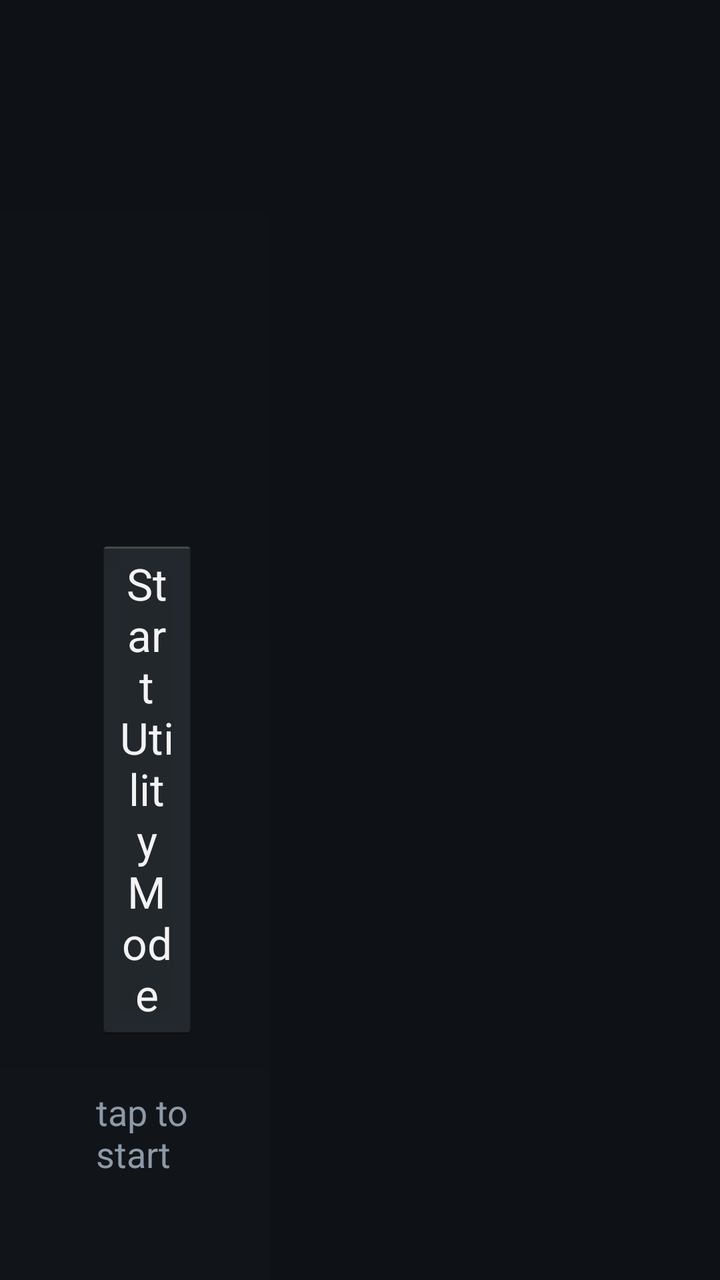
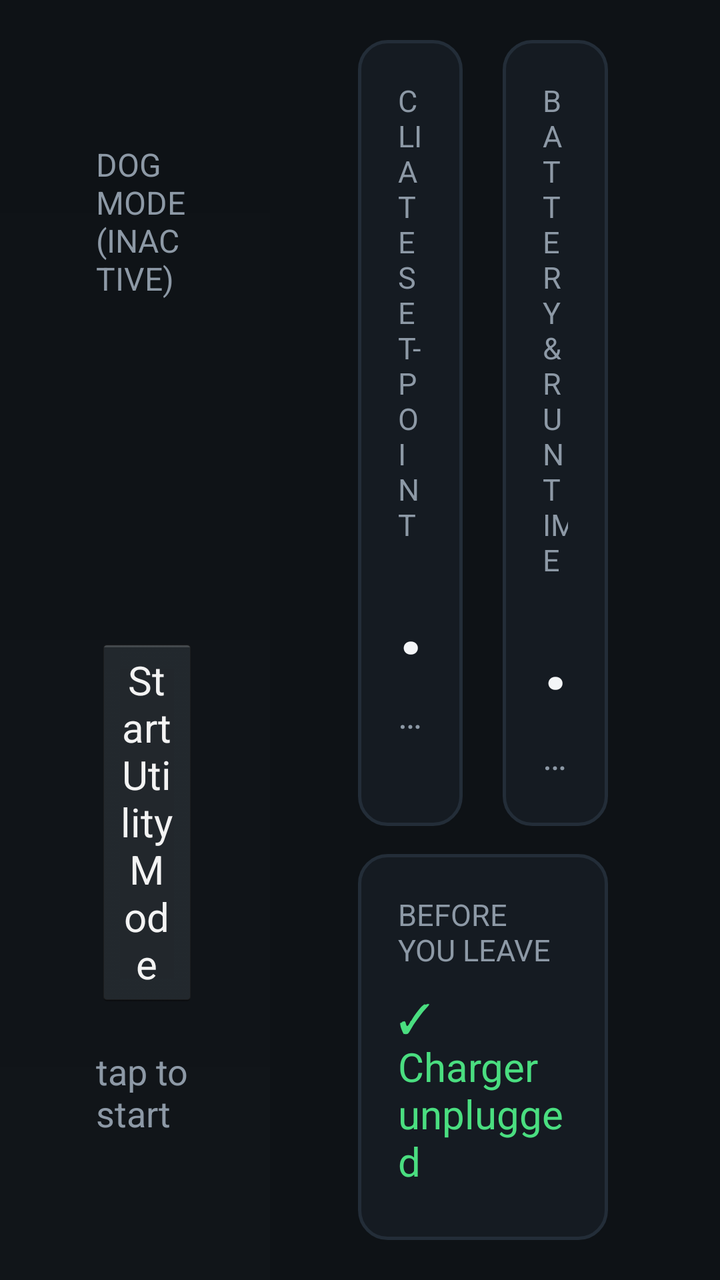

Two renders of the same Android screen: before a commit and after it. Below are the layout's source before the change and the commit's diff.
<!-- AndroidManifest.xml: activity theme android:Theme.Holo.NoActionBar.Fullscreen -->
<!-- res/layout/activity_sambok.xml -->
<?xml version="1.0" encoding="utf-8"?>
<LinearLayout xmlns:android="http://schemas.android.com/apk/res/android"
    android:layout_width="match_parent"
    android:layout_height="match_parent"
    android:background="@color/backdrop"
    android:orientation="vertical">

    
    <View
        android:id="@+id/strip"
        android:layout_width="match_parent"
        android:layout_height="10dp"
        android:background="@color/amber"
        android:visibility="gone" />

    <LinearLayout
        android:layout_width="match_parent"
        android:layout_height="0dp"
        android:layout_weight="1"
        android:baselineAligned="false"
        android:orientation="horizontal">

        <LinearLayout
            android:layout_width="0dp"
            android:layout_height="match_parent"
            android:layout_weight="3"
            android:background="@drawable/panel_backdrop"
            android:gravity="center_vertical"
            android:orientation="vertical"
            android:paddingLeft="48dp"
            android:paddingTop="32dp"
            android:paddingRight="36dp"
            android:paddingBottom="32dp">

            <TextView
                android:id="@+id/countdown_caption"
                android:layout_width="wrap_content"
                android:layout_height="wrap_content"
                android:text="@string/countdown_caption"
                android:textAllCaps="true"
                android:textColor="@color/muted"
                android:textSize="16sp"
                android:visibility="invisible" />

            <TextView
                android:id="@+id/countdown"
                android:layout_width="wrap_content"
                android:layout_height="wrap_content"
                android:layout_marginTop="8dp"
                android:text="@string/countdown_unknown"
                android:textColor="@color/ink"
                android:textSize="56sp"
                android:textStyle="bold"
                android:visibility="invisible" />

            
            <TextView
                android:id="@+id/setpoint"
                android:layout_width="wrap_content"
                android:layout_height="wrap_content"
                android:layout_marginTop="12dp"
                android:ellipsize="end"
                android:maxLines="1"
                android:textColor="@color/ink"
                android:textSize="32sp"
                android:visibility="invisible" />

            <Button
                android:id="@+id/toggle"
                android:layout_width="match_parent"
                android:layout_height="wrap_content"
                android:layout_marginTop="40dp"
                android:minHeight="72dp"
                android:text="@string/toggle_off"
                android:textSize="22sp" />

            <TextView
                android:id="@+id/status"
                android:layout_width="match_parent"
                android:layout_height="wrap_content"
                android:layout_marginTop="24dp"
                android:text="@string/status_off"
                android:textColor="@color/muted"
                android:textSize="18sp" />

            
            <Button
                android:id="@+id/dismiss"
                android:layout_width="match_parent"
                android:layout_height="wrap_content"
                android:layout_marginTop="16dp"
                android:minHeight="56dp"
                android:text="@string/dismiss"
                android:textSize="18sp"
                android:visibility="gone" />
        </LinearLayout>

        <FrameLayout
            android:id="@+id/scene"
            android:layout_width="0dp"
            android:layout_height="match_parent"
            android:layout_weight="5"
            android:visibility="invisible">

            <WebView
                android:id="@+id/scene_view"
                android:layout_width="match_parent"
                android:layout_height="match_parent"
                android:background="@android:color/transparent" />

            
            <View
                android:layout_width="28dp"
                android:layout_height="match_parent"
                android:layout_gravity="left"
                android:background="@drawable/seam_feather" />
        </FrameLayout>
    </LinearLayout>
</LinearLayout>
<!-- resources referenced by this layout -->
<resources>
  <color name="amber">#FFB300</color>
  <color name="backdrop">#0E1216</color>
  <color name="ink">#F4F6F8</color>
  <color name="muted">#8D99A6</color>
  <!-- drawable panel_backdrop (drawable) -->
  <?xml version="1.0" encoding="utf-8"?>
  <shape xmlns:android="http://schemas.android.com/apk/res/android"
      android:shape="rectangle">
      <gradient
          android:angle="270"
          android:startColor="@color/backdrop"
          android:endColor="#111519" />
  </shape>
  <!-- drawable seam_feather (drawable) -->
  <?xml version="1.0" encoding="utf-8"?>
  <shape xmlns:android="http://schemas.android.com/apk/res/android"
      android:shape="rectangle">
      <gradient
          android:angle="0"
          android:startColor="@color/backdrop"
          android:endColor="#000E1216" />
  </shape>
  <string name="countdown_caption">Dog Mode</string>
  <string name="countdown_unknown">—</string>
  <string name="dismiss">Dismiss warning</string>
  <string name="status_off">tap to start</string>
  <string name="toggle_off">Start Utility Mode</string>
</resources>

<!-- the commit's change to res/layout/activity_sambok.xml (unified diff, before → after) -->
@@ -36,32 +36,34 @@
                 android:id="@+id/countdown_caption"
                 android:layout_width="wrap_content"
                 android:layout_height="wrap_content"
-                android:text="@string/countdown_caption"
+                android:text="@string/countdown_caption_inactive"
                 android:textAllCaps="true"
                 android:textColor="@color/muted"
-                android:textSize="16sp"
-                android:visibility="invisible" />
-
-            <TextView
-                android:id="@+id/countdown"
-                android:layout_width="wrap_content"
-                android:layout_height="wrap_content"
-                android:layout_marginTop="8dp"
-                android:text="@string/countdown_unknown"
-                android:textColor="@color/ink"
-                android:textSize="56sp"
-                android:textStyle="bold"
-                android:visibility="invisible" />
+                android:textSize="16sp" />
 
             
             <TextView
                 android:id="@+id/setpoint"
                 android:layout_width="wrap_content"
                 android:layout_height="wrap_content"
-                android:layout_marginTop="12dp"
+                android:layout_marginTop="8dp"
                 android:ellipsize="end"
                 android:maxLines="1"
                 android:textColor="@color/ink"
+                android:textSize="52sp"
+                android:textStyle="bold"
+                android:visibility="invisible" />
+
+            <TextView
+                android:id="@+id/countdown"
+                android:layout_width="wrap_content"
+                android:layout_height="wrap_content"
+                android:layout_marginTop="12dp"
+                android:drawableLeft="@drawable/battery_icon"
+                android:drawablePadding="12dp"
+                android:gravity="center_vertical"
+                android:text="@string/countdown_unknown"
+                android:textColor="@color/ink"
                 android:textSize="32sp"
                 android:visibility="invisible" />
 
@@ -69,19 +71,61 @@
                 android:id="@+id/toggle"
                 android:layout_width="match_parent"
                 android:layout_height="wrap_content"
-                android:layout_marginTop="40dp"
+                android:layout_marginTop="36dp"
                 android:minHeight="72dp"
                 android:text="@string/toggle_off"
-                android:textSize="22sp" />
+                android:textSize="20sp" />
 
             <TextView
                 android:id="@+id/status"
                 android:layout_width="match_parent"
                 android:layout_height="wrap_content"
-                android:layout_marginTop="24dp"
+                android:layout_marginTop="20dp"
                 android:text="@string/status_off"
                 android:textColor="@color/muted"
                 android:textSize="18sp" />
+
+            <LinearLayout
+                android:id="@+id/auto_unlock_panel"
+                android:layout_width="match_parent"
+                android:layout_height="wrap_content"
+                android:layout_marginTop="24dp"
+                android:orientation="vertical"
+                android:visibility="gone">
+
+                <LinearLayout
+                    android:layout_width="match_parent"
+                    android:layout_height="wrap_content"
+                    android:gravity="center_vertical"
+                    android:orientation="horizontal">
+
+                    <TextView
+                        android:id="@+id/auto_unlock_status"
+                        android:layout_width="0dp"
+                        android:layout_height="wrap_content"
+                        android:layout_weight="1"
+                        android:ellipsize="end"
+                        android:maxLines="1"
+                        android:textColor="@color/ink"
+                        android:textSize="20sp"
+                        android:textStyle="bold" />
+
+                    <TextView
+                        android:id="@+id/auto_unlock_rssi"
+                        android:layout_width="wrap_content"
+                        android:layout_height="wrap_content"
+                        android:layout_marginLeft="12dp"
+                        android:textColor="@color/ink"
+                        android:textSize="20sp"
+                        android:textStyle="bold" />
+                </LinearLayout>
+
+                <com.sambok.RssiBarView
+                    android:id="@+id/auto_unlock_bar"
+                    android:layout_width="match_parent"
+                    android:layout_height="wrap_content"
+                    android:layout_marginTop="10dp" />
+            </LinearLayout>
 
             
             <Button
@@ -96,24 +140,232 @@
         </LinearLayout>
 
         <FrameLayout
-            android:id="@+id/scene"
             android:layout_width="0dp"
             android:layout_height="match_parent"
-            android:layout_weight="5"
-            android:visibility="invisible">
-
-            <WebView
-                android:id="@+id/scene_view"
+            android:layout_weight="5">
+
+            
+            <LinearLayout
+                android:id="@+id/preflight"
                 android:layout_width="match_parent"
                 android:layout_height="match_parent"
-                android:background="@android:color/transparent" />
-
-            
-            <View
-                android:layout_width="28dp"
+                android:gravity="center_vertical"
+                android:orientation="vertical"
+                android:paddingLeft="44dp"
+                android:paddingTop="20dp"
+                android:paddingRight="56dp"
+                android:paddingBottom="20dp">
+
+                <LinearLayout
+                    android:layout_width="match_parent"
+                    android:layout_height="wrap_content"
+                    android:baselineAligned="false"
+                    android:orientation="horizontal">
+
+                    <LinearLayout
+                        android:layout_width="0dp"
+                        android:layout_height="match_parent"
+                        android:layout_marginRight="10dp"
+                        android:layout_weight="1"
+                        android:background="@drawable/card_backdrop"
+                        android:orientation="vertical"
+                        android:padding="20dp">
+
+                        <TextView
+                            android:layout_width="wrap_content"
+                            android:layout_height="wrap_content"
+                            android:text="@string/preflight_climate_label"
+                            android:textAllCaps="true"
+                            android:textColor="@color/muted"
+                            android:textSize="15sp" />
+
+                        <TextView
+                            android:id="@+id/preflight_climate_value"
+                            android:layout_width="wrap_content"
+                            android:layout_height="wrap_content"
+                            android:layout_marginTop="8dp"
+                            android:ellipsize="end"
+                            android:maxLines="1"
+                            android:text="@string/countdown_unknown"
+                            android:textColor="@color/ink"
+                            android:textSize="44sp"
+                            android:textStyle="bold" />
+
+                        <TextView
+                            android:id="@+id/preflight_climate_sub"
+                            android:layout_width="wrap_content"
+                            android:layout_height="wrap_content"
+                            android:layout_marginTop="6dp"
+                            android:ellipsize="end"
+                            android:maxLines="1"
+                            android:text="@string/preflight_climate_default_sub"
+                            android:textColor="@color/muted"
+                            android:textSize="18sp" />
+                    </LinearLayout>
+
+                    <LinearLayout
+                        android:layout_width="0dp"
+                        android:layout_height="match_parent"
+                        android:layout_marginLeft="10dp"
+                        android:layout_weight="1"
+                        android:background="@drawable/card_backdrop"
+                        android:orientation="vertical"
+                        android:padding="20dp">
+
+                        <TextView
+                            android:layout_width="wrap_content"
+                            android:layout_height="wrap_content"
+                            android:text="@string/preflight_battery_label"
+                            android:textAllCaps="true"
+                            android:textColor="@color/muted"
+                            android:textSize="15sp" />
+
+                        <TextView
+                            android:id="@+id/preflight_battery_value"
+                            android:layout_width="wrap_content"
+                            android:layout_height="wrap_content"
+                            android:layout_marginTop="8dp"
+                            android:ellipsize="end"
+                            android:maxLines="1"
+                            android:text="@string/countdown_unknown"
+                            android:textColor="@color/ink"
+                            android:textSize="44sp"
+                            android:textStyle="bold" />
+
+                        <LinearLayout
+                            android:id="@+id/preflight_battery_sub_row"
+                            android:layout_width="wrap_content"
+                            android:layout_height="wrap_content"
+                            android:layout_marginTop="6dp"
+                            android:gravity="center_vertical"
+                            android:orientation="horizontal">
+
+                            <TextView
+                                android:id="@+id/preflight_battery_sub"
+                                android:layout_width="wrap_content"
+                                android:layout_height="wrap_content"
+                                android:ellipsize="end"
+                                android:maxLines="1"
+                                android:text="@string/preflight_battery_limit_prefix"
+                                android:textColor="@color/muted"
+                                android:textSize="18sp" />
+
+                            <Button
+                                android:id="@+id/preflight_limit_button"
+                                android:layout_width="wrap_content"
+                                android:layout_height="wrap_content"
+                                android:background="@drawable/limit_button_backdrop"
+                                android:minHeight="0dp"
+                                android:minWidth="0dp"
+                                android:paddingLeft="10dp"
+                                android:paddingTop="3dp"
+                                android:paddingRight="10dp"
+                                android:paddingBottom="3dp"
+                                android:textColor="@color/ink"
+                                android:textSize="18sp"
+                                android:textStyle="bold" />
+
+                            <TextView
+                                android:id="@+id/preflight_battery_sub_close"
+                                android:layout_width="wrap_content"
+                                android:layout_height="wrap_content"
+                                android:layout_marginLeft="2dp"
+                                android:text=")"
+                                android:textColor="@color/muted"
+                                android:textSize="18sp"
+                                android:visibility="gone" />
+                        </LinearLayout>
+                    </LinearLayout>
+                </LinearLayout>
+
+                <LinearLayout
+                    android:layout_width="match_parent"
+                    android:layout_height="wrap_content"
+                    android:layout_marginTop="14dp"
+                    android:background="@drawable/card_backdrop"
+                    android:orientation="vertical"
+                    android:padding="20dp">
+
+                    <TextView
+                        android:layout_width="wrap_content"
+                        android:layout_height="wrap_content"
+                        android:text="@string/preflight_checklist_label"
+                        android:textAllCaps="true"
+                        android:textColor="@color/muted"
+                        android:textSize="15sp" />
+
+                    <TextView
+                        android:id="@+id/preflight_check_charger"
+                        android:layout_width="wrap_content"
+                        android:layout_height="wrap_content"
+                        android:layout_marginTop="10dp"
+                        android:text="@string/preflight_check_unplugged"
+                        android:textColor="@color/ready"
+                        android:textSize="20sp" />
+
+                    <TextView
+                        android:id="@+id/preflight_check_ready"
+                        android:layout_width="wrap_content"
+                        android:layout_height="wrap_content"
+                        android:layout_marginTop="8dp"
+                        android:text="@string/preflight_check_ready"
+                        android:textColor="@color/ink"
+                        android:textSize="20sp" />
+
+                    <TextView
+                        android:layout_width="wrap_content"
+                        android:layout_height="wrap_content"
+                        android:layout_marginTop="8dp"
+                        android:text="@string/preflight_check_lock"
+                        android:textColor="@color/ink"
+                        android:textSize="20sp" />
+
+                    <Button
+                        android:id="@+id/preflight_auto_unlock_button"
+                        android:layout_width="match_parent"
+                        android:layout_height="wrap_content"
+                        android:layout_marginTop="12dp"
+                        android:minHeight="58dp"
+                        android:text="@string/preflight_auto_unlock_off"
+                        android:textSize="18sp" />
+                </LinearLayout>
+            </LinearLayout>
+
+            <FrameLayout
+                android:id="@+id/scene"
+                android:layout_width="match_parent"
                 android:layout_height="match_parent"
-                android:layout_gravity="left"
-                android:background="@drawable/seam_feather" />
+                android:visibility="invisible">
+
+                <WebView
+                    android:id="@+id/scene_view"
+                    android:layout_width="match_parent"
+                    android:layout_height="match_parent"
+                    android:background="@android:color/transparent" />
+
+                
+                <View
+                    android:layout_width="28dp"
+                    android:layout_height="match_parent"
+                    android:layout_gravity="left"
+                    android:background="@drawable/seam_feather" />
+
+                <TextView
+                    android:id="@+id/scene_banner"
+                    android:layout_width="wrap_content"
+                    android:layout_height="wrap_content"
+                    android:layout_gravity="top|center_horizontal"
+                    android:layout_marginTop="36dp"
+                    android:background="@drawable/card_backdrop"
+                    android:paddingLeft="28dp"
+                    android:paddingTop="12dp"
+                    android:paddingRight="28dp"
+                    android:paddingBottom="12dp"
+                    android:text="@string/scene_banner"
+                    android:textColor="@color/ink"
+                    android:textSize="28sp"
+                    android:textStyle="bold" />
+            </FrameLayout>
         </FrameLayout>
     </LinearLayout>
 </LinearLayout>
<!-- resource entries referenced after the edit -->
@@ -4,6 +4,74 @@
   <color name="backdrop">#0E1216</color>
   <color name="ink">#F4F6F8</color>
   <color name="muted">#8D99A6</color>
+  <color name="ready">#4ADE80</color>
+  <!-- drawable battery_icon (drawable) -->
+  <?xml version="1.0" encoding="utf-8"?>
+  <layer-list xmlns:android="http://schemas.android.com/apk/res/android">
+      
+      <item
+          android:left="0dp"
+          android:top="0dp"
+          android:right="4dp"
+          android:bottom="0dp">
+          <shape android:shape="rectangle">
+              <size
+                  android:width="34dp"
+                  android:height="20dp" />
+              <corners android:radius="4dp" />
+              <stroke
+                  android:width="2.5dp"
+                  android:color="@color/ink" />
+          </shape>
+      </item>
+      
+      <item
+          android:left="34dp"
+          android:top="5dp"
+          android:right="0dp"
+          android:bottom="5dp">
+          <shape android:shape="rectangle">
+              <size
+                  android:width="4dp"
+                  android:height="10dp" />
+              <corners
+                  android:topRightRadius="2dp"
+                  android:bottomRightRadius="2dp" />
+              <solid android:color="@color/ink" />
+          </shape>
+      </item>
+      
+      <item
+          android:left="5dp"
+          android:top="5dp"
+          android:right="11dp"
+          android:bottom="5dp">
+          <shape android:shape="rectangle">
+              <corners android:radius="1.5dp" />
+              <solid android:color="#4ADE80" />
+          </shape>
+      </item>
+  </layer-list>
+  <!-- drawable card_backdrop (drawable) -->
+  <?xml version="1.0" encoding="utf-8"?>
+  <shape xmlns:android="http://schemas.android.com/apk/res/android"
+      android:shape="rectangle">
+      <solid android:color="#151B22" />
+      <corners android:radius="14dp" />
+      <stroke
+          android:width="1.5dp"
+          android:color="#232D38" />
+  </shape>
+  <!-- drawable limit_button_backdrop (drawable) -->
+  <?xml version="1.0" encoding="utf-8"?>
+  <shape xmlns:android="http://schemas.android.com/apk/res/android"
+      android:shape="rectangle">
+      <solid android:color="#232D38" />
+      <corners android:radius="8dp" />
+      <stroke
+          android:width="1.5dp"
+          android:color="#3B4A5A" />
+  </shape>
   <!-- drawable panel_backdrop (drawable) -->
   <?xml version="1.0" encoding="utf-8"?>
   <shape xmlns:android="http://schemas.android.com/apk/res/android"
@@ -22,9 +90,19 @@
           android:startColor="@color/backdrop"
           android:endColor="#000E1216" />
   </shape>
-  <string name="countdown_caption">Dog Mode</string>
+  <string name="countdown_caption_inactive">Dog Mode (Inactive)</string>
   <string name="countdown_unknown">—</string>
   <string name="dismiss">Dismiss warning</string>
+  <string name="preflight_auto_unlock_off">Auto-Unlock on Return: Off (tap to choose device)</string>
+  <string name="preflight_battery_label">Battery &amp; Runtime</string>
+  <string name="preflight_battery_limit_prefix">Limit: </string>
+  <string name="preflight_check_lock">•   Take key fob and lock doors from outside</string>
+  <string name="preflight_check_ready">•   Car in READY and Park</string>
+  <string name="preflight_check_unplugged">✓   Charger unplugged</string>
+  <string name="preflight_checklist_label">Before You Leave</string>
+  <string name="preflight_climate_default_sub">Driver climate target</string>
+  <string name="preflight_climate_label">Climate Set-Point</string>
+  <string name="scene_banner">I\'m comfortable! Owner back soon</string>
   <string name="status_off">tap to start</string>
   <string name="toggle_off">Start Utility Mode</string>
 </resources>
